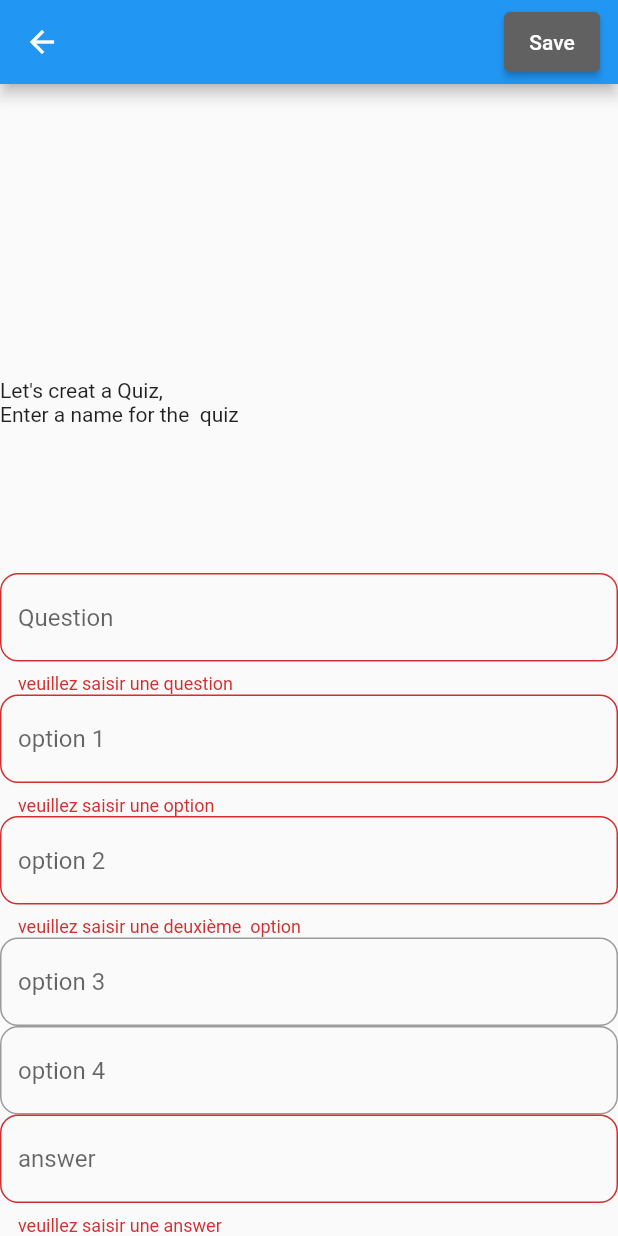
After one commit to NicoBoe25/flutter_project_master, a Flutter app: the AjouteQuestionPage screen opened directly, after a tap on "Save", on a phone screen of 412 x 824 dp. The commit adds this screen. Run offline on Flutter 3.47's test engine with Material 2 defaults, Android fonts, the phone set to English and light mode, and no system bars; our stand-ins replace sqflite; accounts and stored records are empty.

Commit message:
ajoute question page

```diff
--- /dev/null
+++ b/lib/ajouterquestion.dart
@@ -0,0 +1,112 @@
+import 'package:flutter/material.dart';
+import 'package:flutter_project_master/database/quizdatabase.dart';
+import 'package:flutter_project_master/database/questiondatabase.dart';
+
+import 'package:flutter_project_master/classObject/quiz.dart';
+import 'package:flutter_project_master/classObject/question.dart';
+
+import 'package:flutter_project_master/questionswid.dart';
+//import 'package:sqflite_database_example/widget/note_form_widget.dart';
+
+import 'package:flutter/material.dart';
+import 'package:flutter/material.dart';
+class AjouteQuestionPage extends StatefulWidget {
+  final Quiz? quiz;
+  final Question? question;
+
+  const AjouteQuestionPage({
+    Key? key,
+    this.quiz, this.question,
+  }) : super(key: key);
+  @override
+  _AddEditNotePageState createState() => _AddEditNotePageState();
+}
+
+class _AddEditNotePageState extends State<AjouteQuestionPage> {
+  final _formKey = GlobalKey<FormState>();
+
+  late int id;
+  late String name;
+
+
+
+
+  @override
+  void initState() {
+    super.initState();
+
+
+    id = widget.quiz?.id ?? 0;
+    name = widget.quiz?.name ?? '';
+  }
+
+  final textController = TextEditingController();
+
+  @override
+  Widget build(BuildContext context) => Scaffold(
+    appBar: AppBar(
+      actions: [buildButton()],
+    ),
+    body: Form(
+      key: _formKey,
+      child: QuizFormWidget(
+        id: id,
+        name: name,
+        //onChangedId: (id) => setState(() => this.id = id),
+        onChangedName: (name) => setState(() => this.name = name),
+      ),
+    ),
+  );
+
+  Widget buildButton() {
+    final isFormValid = name.isNotEmpty ;
+
+    return Padding(
+      padding: EdgeInsets.symmetric(vertical: 8, horizontal: 12),
+      child: ElevatedButton(
+        style: ElevatedButton.styleFrom(
+          onPrimary: Colors.white,
+          primary: isFormValid ? null : Colors.grey.shade700,
+        ),
+        onPressed: addOrUpdateNote,
+        child: Text('Save'),
+      ),
+    );
+  }
+
+  void addOrUpdateNote() async {
+    final isValid = _formKey.currentState!.validate();
+
+    if (isValid) {
+      final isUpdating = widget.quiz != null;
+
+      if (isUpdating) {
+        await updateNote();
+      } else {
+        await addNote();
+      }
+
+      Navigator.of(context).pop();
+    }
+  }
+
+  Future updateNote() async {
+    final note = widget.quiz!.copy(
+
+      id: id,
+      name: name,
+    );
+
+    await QuizDatabase.instance.update(note);
+  }
+
+  Future addNote() async {
+    final note = Quiz(
+      name: name,
+      id: id,
+
+    );
+
+    await QuizDatabase.instance.create(note);
+  }
+}
--- a/lib/classObject/question.dart
+++ b/lib/classObject/question.dart
@@ -19,7 +19,7 @@ class QuestionFields{
 
 }
 
-class Note {
+class Question {
   //final int? id;
   final String question;
   final String option1;
@@ -30,7 +30,7 @@ class Note {
 
 
 
-  const Note({
+  const Question({
    // this.id,
     required this.question,
     required this.option1,
@@ -42,7 +42,7 @@ class Note {
 
   });
 
-  Note copy({
+  Question copy({
     //int? id,
     String? question,
     String? option1,
@@ -54,7 +54,7 @@ class Note {
 
 
   }) =>
-      Note(
+      Question(
         //id: id ?? this.id,
         question: question ?? this.question,
         option1: option1 ?? this.option1,
@@ -65,7 +65,7 @@ class Note {
 
       );
 
-  static Note fromJson(Map<String, Object?> json) => Note(
+  static Question fromJson(Map<String, Object?> json) => Question(
     //id: json[QuestionFields.id] as int?,
     question: json[QuestionFields.question]as String,
     option1: json[QuestionFields.option1]as String,
--- a/lib/notewid.dart
+++ b/lib/notewid.dart
@@ -1,10 +1,24 @@
 import 'package:flutter/material.dart';
+import 'dart:io';
+import 'package:flutter/material.dart';
+import 'package:sqflite/sqflite.dart';
+import 'package:path/path.dart';
+import 'package:path_provider/path_provider.dart';
+import 'package:flutter/cupertino.dart';
+import 'package:flutter/material.dart';
+import 'package:flutter_project_master/classObject/quiz.dart';
+import 'package:flutter_project_master/database/quizdatabase.dart';
+
+import 'ajouterquestion.dart';
+import 'ajouterquiz.dart';
+
 import 'package:flutter_project_master/database/quizdatabase.dart';
 import 'package:flutter_project_master/classObject/quiz.dart';
 //import 'package:sqflite_database_example/widget/note_form_widget.dart';
 import 'package:flutter/material.dart';
 
 import 'package:flutter/material.dart';
+import 'package:flutter_project_master/notewid.dart';
 
 class NoteFormWidget extends StatelessWidget {
   final int? id;
@@ -37,6 +51,12 @@ class NoteFormWidget extends StatelessWidget {
                   ),
                   Text("Enter a name for the  quiz "),
                   Spacer(), // 1/6
+      ElevatedButton(
+      child: Text('ajouter une question', style: TextStyle(fontSize: 20.0),),
+    onPressed: () async {
+    await Navigator.of(context).push(
+    MaterialPageRoute(builder: (context) => AjouteQuestionPage()),
+    );}),
                   TextFormField(
                     decoration: InputDecoration(
                       hintText: "Quiz Name",
--- /dev/null
+++ b/lib/questionswid.dart
@@ -0,0 +1,164 @@
+import 'package:flutter/material.dart';
+import 'ajouterquiz.dart';
+
+import 'package:flutter_project_master/database/quizdatabase.dart';
+import 'package:flutter_project_master/classObject/quiz.dart';
+//import 'package:sqflite_database_example/widget/note_form_widget.dart';
+import 'package:flutter/material.dart';
+
+import 'package:flutter/material.dart';
+
+class QuizFormWidget extends StatelessWidget {
+  final int? id;
+  final String? name;
+  // final ValueChanged<int> onChangedId;
+  final ValueChanged<String> onChangedName;
+
+  const QuizFormWidget({
+    Key? key,
+    this.id = 0,
+    this.name = '',
+    //required this.onChangedId,
+    required this.onChangedName,
+  }) : super(key: key);
+
+
+  @override
+  Widget build(BuildContext context) {
+    return Scaffold(
+      body: Stack(
+          children: [
+            SafeArea(
+                child: (
+                    Column(
+                        crossAxisAlignment: CrossAxisAlignment.start,
+                        children: [
+                          Spacer(flex: 2), //2/6
+                          Text(
+                            "Let's creat a Quiz,",
+
+                          ),
+                          Text("Enter a name for the  quiz "),
+                          Spacer(), // 1/6
+                          TextFormField(
+                            decoration: InputDecoration(
+                              hintText: "Question",
+                              border: OutlineInputBorder(
+                                borderRadius: BorderRadius.all(Radius.circular(12)),
+                              ),
+                            ),
+                            validator: (title) =>
+                            title != null && title.isEmpty ? 'veuillez saisir une question ' : null,
+                            onChanged: onChangedName,
+                          ),
+                          TextFormField(
+                            decoration: InputDecoration(
+                              hintText: "option 1 ",
+                              border: OutlineInputBorder(
+                                borderRadius: BorderRadius.all(Radius.circular(12)),
+                              ),
+                            ),
+                            validator: (title) =>
+                            title != null && title.isEmpty ? 'veuillez saisir une option ' : null,
+                            onChanged: onChangedName,
+                          ),
+                          TextFormField(
+                            decoration: InputDecoration(
+                              hintText: "option 2 ",
+                              border: OutlineInputBorder(
+                                borderRadius: BorderRadius.all(Radius.circular(12)),
+                              ),
+                            ),
+                            validator: (title) =>
+                            title != null && title.isEmpty ? 'veuillez saisir une deuxième  option ' : null,
+                            onChanged: onChangedName,
+                          ),
+                          TextFormField(
+                            decoration: InputDecoration(
+                              hintText: "option 3 ",
+                              border: OutlineInputBorder(
+                                borderRadius: BorderRadius.all(Radius.circular(12)),
+                              ),
+                            ),
+                          ),
+                          TextFormField(
+                            decoration: InputDecoration(
+                              hintText: "option 4 ",
+                              border: OutlineInputBorder(
+                                borderRadius: BorderRadius.all(Radius.circular(12)),
+                              ),
+                            ),
+                          ),
+                          TextFormField(
+                            decoration: InputDecoration(
+                              hintText: "answer ",
+                              border: OutlineInputBorder(
+                                borderRadius: BorderRadius.all(Radius.circular(12)),
+                              ),
+                            ),
+                            validator: (title) =>
+                            title != null && title.isEmpty ? 'veuillez saisir une answer ' : null,
+                            onChanged: onChangedName,
+                          ),
+
+                        ])
+                )),
+          ]),
+    );
+
+
+  }
+
+
+
+}
+
+/*TextFormField(
+    decoration: InputDecoration(
+    hintText: "option1",
+    border: OutlineInputBorder(
+    borderRadius: BorderRadius.all(Radius.circular(12)),
+    ),
+    ),
+    validator: (title) =>
+    title != null && title.isEmpty ? 'veuillez saisir une première option' : null,
+    onChanged: onChangedName,
+    ),
+    TextFormField(
+    decoration: InputDecoration(
+    hintText: "option2",
+    border: OutlineInputBorder(
+    borderRadius: BorderRadius.all(Radius.circular(12)),
+    ),
+    ),
+    validator: (title) =>
+    title != null && title.isEmpty ? 'veuillez saisir une deuxième option' : null,
+    onChanged: onChangedName,
+    ),
+    TextFormField(
+    decoration: InputDecoration(
+    hintText: "option3",
+    border: OutlineInputBorder(
+    borderRadius: BorderRadius.all(Radius.circular(12)),
+    ),
+    ),
+    ),
+    TextFormField(
+    decoration: InputDecoration(
+    hintText: "option4",
+    border: OutlineInputBorder(
+    borderRadius: BorderRadius.all(Radius.circular(12)),
+    ),
+    ),
+    ),
+    TextFormField(
+    decoration: InputDecoration(
+    hintText: "answer",
+    border: OutlineInputBorder(
+    borderRadius: BorderRadius.all(Radius.circular(12)),
+    ),
+    ),
+    validator: (title) =>
+    title != null && title.isEmpty ? 'veuillez saisir une answer' : null,
+    onChanged: onChangedName,
+    ),*/
```
